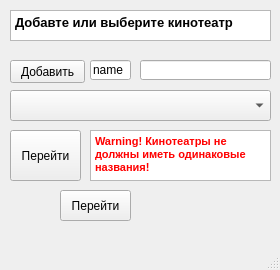
This is chain.ui in AnastasiaPotapova/Cinematic as Qt 5 draws it before an edit. The edited form follows.
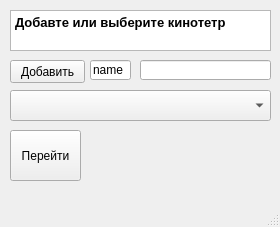
This is the edited form.

What changed in the file:
```diff
--- a/chain.ui
+++ b/chain.ui
@@ -7,7 +7,7 @@
     <x>0</x>
     <y>0</y>
     <width>280</width>
-    <height>270</height>
+    <height>227</height>
    </rect>
   </property>
   <property name="windowTitle">
@@ -24,23 +24,6 @@
      </rect>
     </property>
    </widget>
-   <widget class="QTextEdit" name="textEdit">
-    <property name="geometry">
-     <rect>
-      <x>10</x>
-      <y>10</y>
-      <width>261</width>
-      <height>31</height>
-     </rect>
-    </property>
-    <property name="html">
-     <string>&lt;!DOCTYPE HTML PUBLIC &quot;-//W3C//DTD HTML 4.0//EN&quot; &quot;http://www.w3.org/TR/REC-html40/strict.dtd&quot;&gt;
-&lt;html&gt;&lt;head&gt;&lt;meta name=&quot;qrichtext&quot; content=&quot;1&quot; /&gt;&lt;style type=&quot;text/css&quot;&gt;
-p, li { white-space: pre-wrap; }
-&lt;/style&gt;&lt;/head&gt;&lt;body style=&quot; font-family:'MS Shell Dlg 2'; font-size:8.25pt; font-weight:400; font-style:normal;&quot;&gt;
-&lt;p style=&quot; margin-top:0px; margin-bottom:0px; margin-left:0px; margin-right:0px; -qt-block-indent:0; text-indent:0px;&quot;&gt;&lt;span style=&quot; font-size:10pt; font-weight:600;&quot;&gt;Добавте или выберите кинотеатр&lt;/span&gt;&lt;/p&gt;&lt;/body&gt;&lt;/html&gt;</string>
-    </property>
-   </widget>
    <widget class="QLineEdit" name="name_cinema">
     <property name="geometry">
      <rect>
@@ -90,13 +73,13 @@
      <string>name</string>
     </property>
    </widget>
-   <widget class="QTextEdit" name="textEdit_2">
+   <widget class="QTextBrowser" name="textBrowser">
     <property name="geometry">
      <rect>
-      <x>90</x>
-      <y>130</y>
-      <width>181</width>
-      <height>51</height>
+      <x>10</x>
+      <y>10</y>
+      <width>261</width>
+      <height>41</height>
      </rect>
     </property>
     <property name="html">
@@ -104,20 +87,7 @@
 &lt;html&gt;&lt;head&gt;&lt;meta name=&quot;qrichtext&quot; content=&quot;1&quot; /&gt;&lt;style type=&quot;text/css&quot;&gt;
 p, li { white-space: pre-wrap; }
 &lt;/style&gt;&lt;/head&gt;&lt;body style=&quot; font-family:'MS Shell Dlg 2'; font-size:8.25pt; font-weight:400; font-style:normal;&quot;&gt;
-&lt;p style=&quot; margin-top:0px; margin-bottom:0px; margin-left:0px; margin-right:0px; -qt-block-indent:0; text-indent:0px;&quot;&gt;&lt;span style=&quot; font-size:8pt; font-weight:600; color:#ff0000;&quot;&gt;Warning! Кинотеатры не должны иметь одинаковые названия!&lt;/span&gt;&lt;/p&gt;&lt;/body&gt;&lt;/html&gt;</string>
-    </property>
-   </widget>
-   <widget class="QPushButton" name="example">
-    <property name="geometry">
-     <rect>
-      <x>60</x>
-      <y>190</y>
-      <width>71</width>
-      <height>31</height>
-     </rect>
-    </property>
-    <property name="text">
-     <string>Перейти</string>
+&lt;p style=&quot; margin-top:0px; margin-bottom:0px; margin-left:0px; margin-right:0px; -qt-block-indent:0; text-indent:0px;&quot;&gt;&lt;span style=&quot; font-size:10pt; font-weight:600;&quot;&gt;Добавте или выберите кинотетр&lt;/span&gt;&lt;/p&gt;&lt;/body&gt;&lt;/html&gt;</string>
     </property>
    </widget>
   </widget>
```
